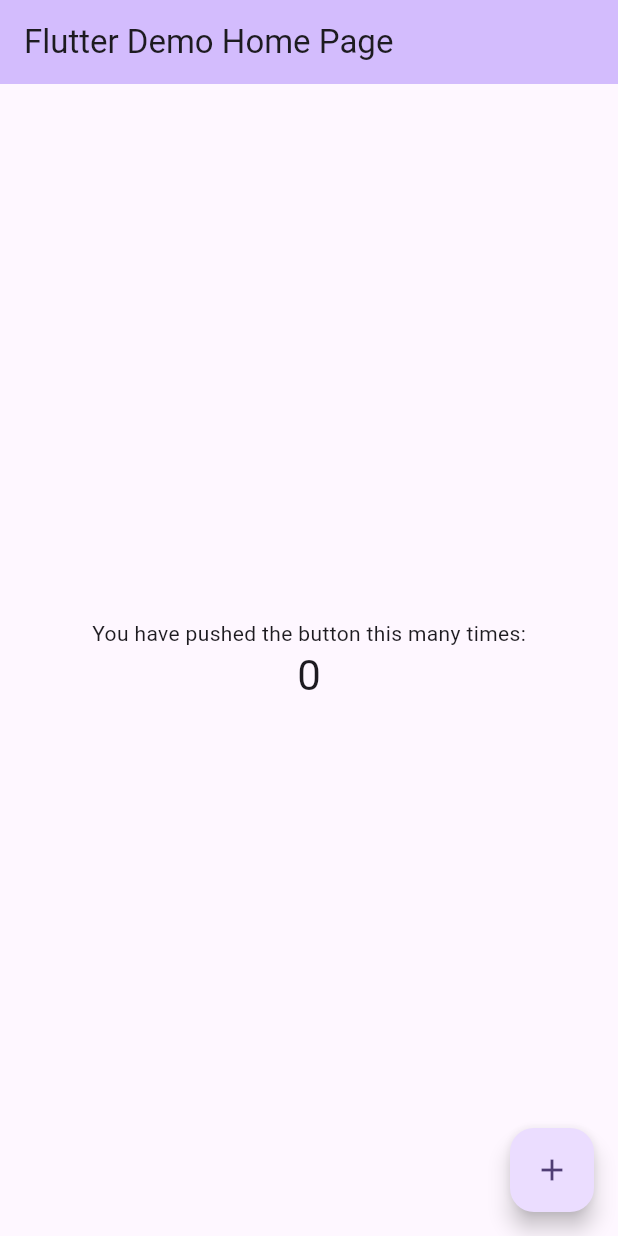
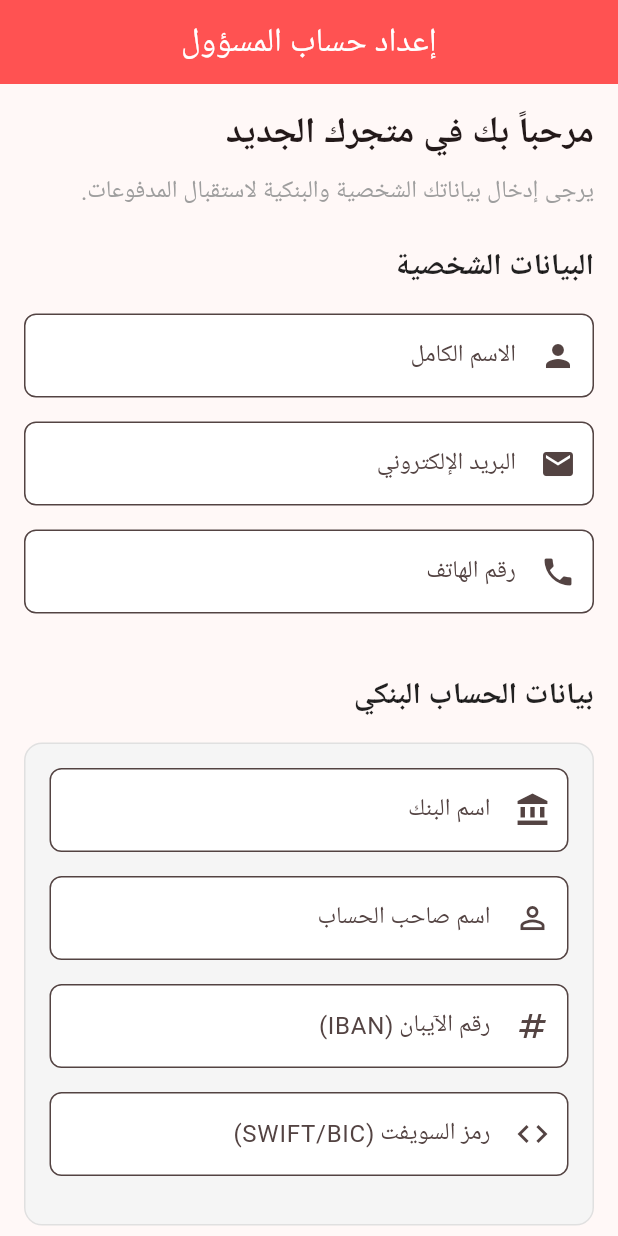
Before and after one commit to could-ai/019aee4b-60b2-70ae-9eeb-8e844e49f8fc, a Flutter app: the screen it shows after launch, on a phone screen of 412 x 824 dp. Run offline on Flutter 3.47's test engine with Material 3 defaults, Android fonts, the phone set to English and light mode, and no system bars; Roboto replaces fonts that are missing (Arial).

Commit message:
Created admin setup screen with form fields for personal and bank details, styled with RTL support for Arabic users.; Updated main.dart to set AdminSetupScreen as the initial route, added Arabic localization support, and updated the app theme to match an e-commerce style.

```diff
--- a/usr/lib/main.dart
+++ b/usr/lib/main.dart
@@ -1,4 +1,6 @@
 import 'package:flutter/material.dart';
+import 'package:flutter_localizations/flutter_localizations.dart';
+import 'screens/admin_setup_screen.dart';
 
 void main() {
   runApp(const MyApp());
@@ -7,117 +9,31 @@ void main() {
 class MyApp extends StatelessWidget {
   const MyApp({super.key});
 
-  // This widget is the root of your application.
   @override
   Widget build(BuildContext context) {
     return MaterialApp(
-      title: 'Flutter Demo',
+      title: 'متجري الإلكتروني',
       debugShowCheckedModeBanner: false,
+      // Support for Arabic RTL
+      localizationsDelegates: const [
+        GlobalMaterialLocalizations.delegate,
+        GlobalWidgetsLocalizations.delegate,
+        GlobalCupertinoLocalizations.delegate,
+      ],
+      supportedLocales: const [
+        Locale('ar', 'AE'), // Arabic
+        Locale('en', 'US'), // English
+      ],
+      locale: const Locale('ar', 'AE'), // Default to Arabic
       theme: ThemeData(
-        // This is the theme of your application.
-        //
-        // TRY THIS: Try running your application with "flutter run". You'll see
-        // the application has a purple toolbar. Then, without quitting the app,
-        // try changing the seedColor in the colorScheme below to Colors.green
-        // and then invoke "hot reload" (save your changes or press the "hot
-        // reload" button in a Flutter-supported IDE, or press "r" if you used
-        // the command line to start the app).
-        //
-        // Notice that the counter didn't reset back to zero; the application
-        // state is not lost during the reload. To reset the state, use hot
-        // restart instead.
-        //
-        // This works for code too, not just values: Most code changes can be
-        // tested with just a hot reload.
-        colorScheme: ColorScheme.fromSeed(seedColor: Colors.deepPurple),
+        colorScheme: ColorScheme.fromSeed(seedColor: Colors.redAccent),
+        useMaterial3: true,
+        fontFamily: 'Arial', // Fallback font, ideally use a custom Arabic font
       ),
       initialRoute: '/',
       routes: {
-        '/': (context) => const MyHomePage(title: 'Flutter Demo Home Page'),
+        '/': (context) => const AdminSetupScreen(),
       },
     );
   }
 }
-
-class MyHomePage extends StatefulWidget {
-  const MyHomePage({super.key, required this.title});
-
-  // This widget is the home page of your application. It is stateful, meaning
-  // that it has a State object (defined below) that contains fields that affect
-  // how it looks.
-
-  // This class is the configuration for the state. It holds the values (in this
-  // case the title) provided by the parent (in this case the App widget) and
-  // used by the build method of the State. Fields in a Widget subclass are
-  // always marked "final".
-
-  final String title;
-
-  @override
-  State<MyHomePage> createState() => _MyHomePageState();
-}
-
-class _MyHomePageState extends State<MyHomePage> {
-  int _counter = 0;
-
-  void _incrementCounter() {
-    setState(() {
-      // This call to setState tells the Flutter framework that something has
-      // changed in this State, which causes it to rerun the build method below
-      // so that the display can reflect the updated values. If we changed
-      // _counter without calling setState(), then the build method would not be
-      // called again, and so nothing would appear to happen.
-      _counter++;
-    });
-  }
-
-  @override
-  Widget build(BuildContext context) {
-    // This method is rerun every time setState is called, for instance as done
-    // by the _incrementCounter method above.
-    //
-    // The Flutter framework has been optimized to make rerunning build methods
-    // fast, so that you can just rebuild anything that needs updating rather
-    // than having to individually change instances of widgets.
-    return Scaffold(
-      appBar: AppBar(
-        // TRY THIS: Try changing the color here to a specific color (to
-        // Colors.amber, perhaps?) and trigger a hot reload to see the AppBar
-        // change color while the other colors stay the same.
-        backgroundColor: Theme.of(context).colorScheme.inversePrimary,
-        // Here we take the value from the MyHomePage object that was created by
-        // the App.build method, and use it to set our appbar title.
-        title: Text(widget.title),
-      ),
-      body: Center(
-        // Center is a layout widget. It takes a single child and positions it
-        // in the middle of the parent.
-        child: Column(
-          // Column is also a layout widget. It takes a list of children and
-          // arranges them vertically. By default, it sizes itself to fit its
-          // children horizontally, and tries to be as tall as its parent.
-          //
-          // Column has various properties to control how it sizes itself and
-          // how it positions its children. Here we use mainAxisAlignment to
-          // center the children vertically; the main axis here is the vertical
-          // axis because Columns are vertical (the cross axis would be
-          // horizontal).
-          //
-          // TRY THIS: Invoke "debug painting" (choose the "Toggle Debug Paint"
-          // action in the IDE, or press "p" in the console), to see the
-          // wireframe for each widget.
-          mainAxisAlignment: MainAxisAlignment.center,
-          children: <Widget>[
-            const Text('You have pushed the button this many times:'),
-            Text('$_counter', style: Theme.of(context).textTheme.headlineMedium),
-          ],
-        ),
-      ),
-      floatingActionButton: FloatingActionButton(
-        onPressed: _incrementCounter,
-        tooltip: 'Increment',
-        child: const Icon(Icons.add),
-      ), // This trailing comma makes auto-formatting nicer for build methods.
-    );
-  }
-}
--- /dev/null
+++ b/usr/lib/screens/admin_setup_screen.dart
@@ -0,0 +1,207 @@
+import 'package:flutter/material.dart';
+
+class AdminSetupScreen extends StatefulWidget {
+  const AdminSetupScreen({super.key});
+
+  @override
+  State<AdminSetupScreen> createState() => _AdminSetupScreenState();
+}
+
+class _AdminSetupScreenState extends State<AdminSetupScreen> {
+  final _formKey = GlobalKey<FormState>();
+
+  // Personal Info Controllers
+  final _fullNameController = TextEditingController();
+  final _emailController = TextEditingController();
+  final _phoneController = TextEditingController();
+
+  // Bank Info Controllers
+  final _bankNameController = TextEditingController();
+  final _accountHolderController = TextEditingController();
+  final _ibanController = TextEditingController();
+  final _swiftController = TextEditingController();
+
+  @override
+  void dispose() {
+    _fullNameController.dispose();
+    _emailController.dispose();
+    _phoneController.dispose();
+    _bankNameController.dispose();
+    _accountHolderController.dispose();
+    _ibanController.dispose();
+    _swiftController.dispose();
+    super.dispose();
+  }
+
+  void _saveData() {
+    if (_formKey.currentState!.validate()) {
+      // Here we would normally save to Supabase
+      ScaffoldMessenger.of(context).showSnackBar(
+        const SnackBar(
+          content: Text('تم حفظ البيانات بنجاح! (محاكاة)'),
+          backgroundColor: Colors.green,
+        ),
+      );
+
+      // Navigate to main store page later
+      // Navigator.pushReplacementNamed(context, '/home');
+    }
+  }
+
+  @override
+  Widget build(BuildContext context) {
+    return Scaffold(
+      appBar: AppBar(
+        title: const Text('إعداد حساب المسؤول'),
+        centerTitle: true,
+        backgroundColor: Colors.redAccent, // AliExpress style color
+        foregroundColor: Colors.white,
+      ),
+      body: Directionality(
+        textDirection: TextDirection.rtl,
+        child: SingleChildScrollView(
+          padding: const EdgeInsets.all(16.0),
+          child: Form(
+            key: _formKey,
+            child: Column(
+              crossAxisAlignment: CrossAxisAlignment.start,
+              children: [
+                const Text(
+                  'مرحباً بك في متجرك الجديد',
+                  style: TextStyle(fontSize: 24, fontWeight: FontWeight.bold),
+                ),
+                const SizedBox(height: 8),
+                const Text(
+                  'يرجى إدخال بياناتك الشخصية والبنكية لاستقبال المدفوعات.',
+                  style: TextStyle(fontSize: 16, color: Colors.grey),
+                ),
+                const SizedBox(height: 24),
+
+                _buildSectionTitle('البيانات الشخصية'),
+                _buildTextField(
+                  controller: _fullNameController,
+                  label: 'الاسم الكامل',
+                  icon: Icons.person,
+                  validator: (value) => value!.isEmpty ? 'يرجى إدخال الاسم' : null,
+                ),
+                _buildTextField(
+                  controller: _emailController,
+                  label: 'البريد الإلكتروني',
+                  icon: Icons.email,
+                  keyboardType: TextInputType.emailAddress,
+                  validator: (value) => value!.isEmpty ? 'يرجى إدخال البريد الإلكتروني' : null,
+                ),
+                _buildTextField(
+                  controller: _phoneController,
+                  label: 'رقم الهاتف',
+                  icon: Icons.phone,
+                  keyboardType: TextInputType.phone,
+                  validator: (value) => value!.isEmpty ? 'يرجى إدخال رقم الهاتف' : null,
+                ),
+
+                const SizedBox(height: 24),
+                _buildSectionTitle('بيانات الحساب البنكي'),
+                Container(
+                  padding: const EdgeInsets.all(16),
+                  decoration: BoxDecoration(
+                    color: Colors.grey[100],
+                    borderRadius: BorderRadius.circular(12),
+                    border: Border.all(color: Colors.grey[300]!),
+                  ),
+                  child: Column(
+                    children: [
+                      _buildTextField(
+                        controller: _bankNameController,
+                        label: 'اسم البنك',
+                        icon: Icons.account_balance,
+                        validator: (value) => value!.isEmpty ? 'يرجى إدخال اسم البنك' : null,
+                      ),
+                      _buildTextField(
+                        controller: _accountHolderController,
+                        label: 'اسم صاحب الحساب',
+                        icon: Icons.person_outline,
+                        validator: (value) => value!.isEmpty ? 'يرجى إدخال اسم صاحب الحساب' : null,
+                      ),
+                      _buildTextField(
+                        controller: _ibanController,
+                        label: 'رقم الآيبان (IBAN)',
+                        icon: Icons.numbers,
+                        validator: (value) => value!.isEmpty ? 'يرجى إدخال رقم الآيبان' : null,
+                      ),
+                      _buildTextField(
+                        controller: _swiftController,
+                        label: 'رمز السويفت (SWIFT/BIC)',
+                        icon: Icons.code,
+                      ),
+                    ],
+                  ),
+                ),
+
+                const SizedBox(height: 32),
+                SizedBox(
+                  width: double.infinity,
+                  height: 50,
+                  child: ElevatedButton(
+                    onPressed: _saveData,
+                    style: ElevatedButton.styleFrom(
+                      backgroundColor: Colors.redAccent,
+                      foregroundColor: Colors.white,
+                      shape: RoundedRectangleBorder(
+                        borderRadius: BorderRadius.circular(8),
+                      ),
+                    ),
+                    child: const Text(
+                      'حفظ البيانات وبدء المتجر',
+                      style: TextStyle(fontSize: 18, fontWeight: FontWeight.bold),
+                    ),
+                  ),
+                ),
+                const SizedBox(height: 20),
+              ],
+            ),
+          ),
+        ),
+      ),
+    );
+  }
+
+  Widget _buildSectionTitle(String title) {
+    return Padding(
+      padding: const EdgeInsets.only(bottom: 16.0),
+      child: Text(
+        title,
+        style: const TextStyle(
+          fontSize: 20,
+          fontWeight: FontWeight.bold,
+          color: Colors.black87,
+        ),
+      ),
+    );
+  }
+
+  Widget _buildTextField({
+    required TextEditingController controller,
+    required String label,
+    required IconData icon,
+    TextInputType keyboardType = TextInputType.text,
+    String? Function(String?)? validator,
+  }) {
+    return Padding(
+      padding: const EdgeInsets.only(bottom: 16.0),
+      child: TextFormField(
+        controller: controller,
+        keyboardType: keyboardType,
+        validator: validator,
+        decoration: InputDecoration(
+          labelText: label,
+          prefixIcon: Icon(icon),
+          border: OutlineInputBorder(
+            borderRadius: BorderRadius.circular(8),
+          ),
+          filled: true,
+          fillColor: Colors.white,
+        ),
+      ),
+    );
+  }
+}
```
